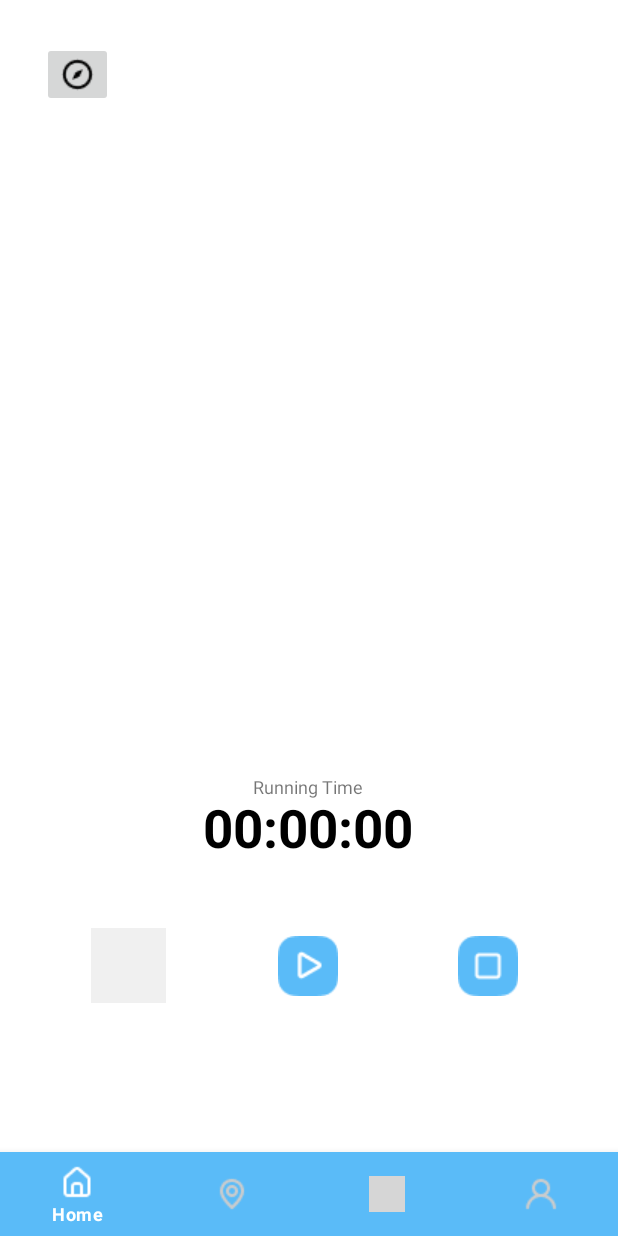
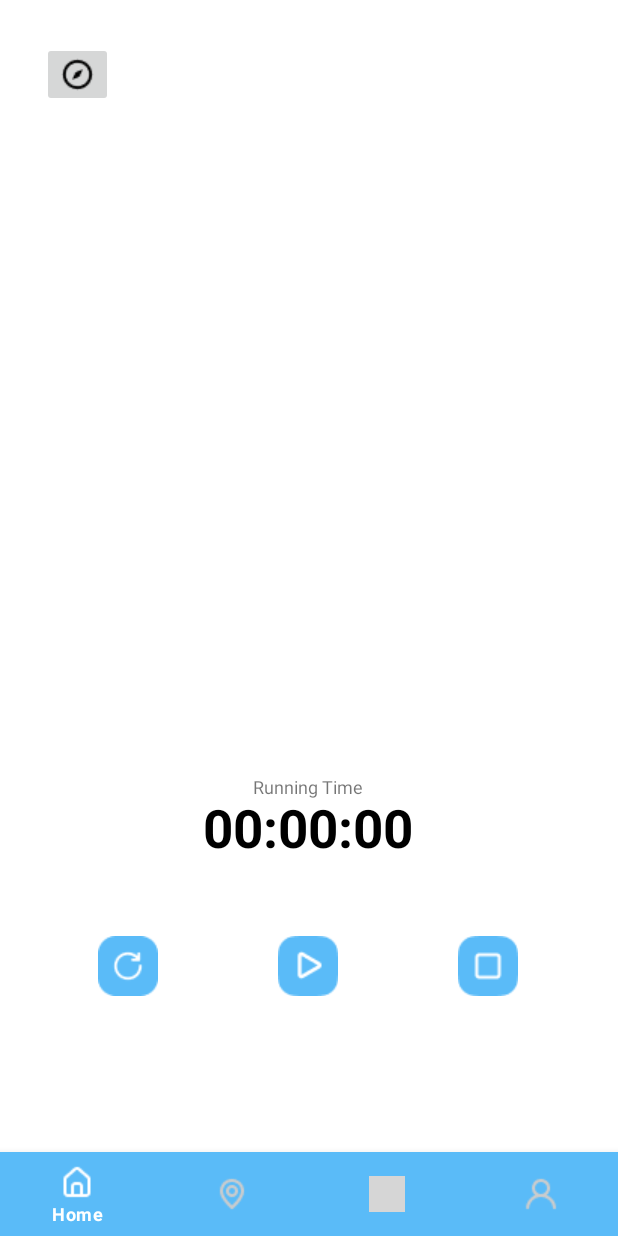
Before and after one commit to Younggeun97/withMeApp, an Android app: the screen it shows after launch (MainActivity), on a phone screen of 412 x 824 dp. Run offline under Robolectric (Android 15) with nearby library versions, the light colour scheme and no system bars; our stand-ins replace data binding, navigation-ui; libraries missing offline, so code that uses them is left out: com.kakao.sdk; 1 statement that could not run was skipped; grey boxes are pictures that could not be loaded.

Commit message:
YGO_editing

```diff
--- a/app/src/main/java/com/example/withmeapp/HomeFragment.kt
+++ b/app/src/main/java/com/example/withmeapp/HomeFragment.kt
@@ -7,6 +7,7 @@ import android.content.Context
 import android.content.Intent
 import android.content.pm.PackageManager
 import android.os.Bundle
+import android.os.Handler
 import android.util.Log
 import androidx.fragment.app.Fragment
 import android.view.LayoutInflater
@@ -17,6 +18,7 @@ import androidx.activity.result.contract.ActivityResultContracts
 import androidx.core.app.ActivityCompat
 import com.example.withmeapp.databinding.FragmentHomeBinding
 import com.google.android.gms.location.LocationServices
+import kotlinx.android.synthetic.main.fragment_home.*
 
 // TODO: Rename parameter arguments, choose names that match
 // the fragment initialization parameters, e.g. ARG_ITEM_NUMBER
@@ -31,10 +33,12 @@ private const val ARG_PARAM2 = "param2"
 class HomeFragment : Fragment() {
     private var _binding: FragmentHomeBinding? = null
     private val binding get() = _binding!!
+
     // TODO: Rename and change types of parameters
     private var param1: String? = null
     private var param2: String? = null
-
+    val handler = Handler()
+    var timeValue = -1
     override fun onCreate(savedInstanceState: Bundle?) {
 
         super.onCreate(savedInstanceState)
@@ -46,21 +50,64 @@ class HomeFragment : Fragment() {
     }
 
 
-
     override fun onCreateView(
         inflater: LayoutInflater, container: ViewGroup?,
         savedInstanceState: Bundle?,
     ): View? {
         _binding = FragmentHomeBinding.inflate(inflater, container, false)
-        return binding.root
-        binding.maincompass.setOnClickListener{
+
+
+        binding.maincompass.setOnClickListener {
             val intent = Intent(getActivity(), MapsActivity::class.java)
             startActivity(intent)
         }
 
 
         // Inflate the layout for this fragment
-        return inflater.inflate(R.layout.fragment_home, container, false)
+//        return inflater.inflate(R.layout.fragment_home, container, false)
+
+        val runnable = object : Runnable {
+            override fun run() {
+                timeValue++
+                //TextView 업데이트 하기
+                timeToText(timeValue)?.let {
+                    timeView.text = it
+                }
+                handler.postDelayed(this, 1000)
+            }
+        }
+
+        //버튼 이벤트 처리
+        binding.startbtn.setOnClickListener {
+            handler.post(runnable)
+        }
+
+        binding.stopbtn.setOnClickListener {
+            handler.removeCallbacks(runnable)
+        }
+
+        binding.resetbtn.setOnClickListener {
+            handler.removeCallbacks(runnable)
+            timeValue = -1
+            timeToText()?.let {
+                timeView.text = it
+            }
+        }
+        return binding.root
+    }
+
+    //변환작업
+    private fun timeToText(time: Int = 0): String? {
+        return if (time < 0) {
+            null
+        } else if (time == 0) {
+            "00:00:00"
+        } else {
+            val h = time / 3600
+            val m = time % 3600 / 60
+            val s = time % 60
+            "%1$02d:%2$02d:%3$02d".format(h, m, s)
+        }
     }
 
     companion object {
--- a/app/src/main/res/layout/fragment_home.xml
+++ b/app/src/main/res/layout/fragment_home.xml
@@ -54,6 +54,16 @@
             app:srcCompat="@drawable/mainstop"
             tools:ignore="SpeakableTextPresentCheck" />
 
+        <ImageButton
+            android:id="@+id/resetbtn"
+            android:layout_width="wrap_content"
+            android:layout_height="wrap_content"
+            android:layout_gravity="center"
+            android:layout_marginRight="120dp"
+            android:layout_marginTop="60dp"
+            android:backgroundTint="#00FFFFFF"
+            android:src="@drawable/mainreset" />
+
         <TextView
             android:id="@+id/runtime"
             android:layout_width="wrap_content"
@@ -63,17 +73,6 @@
             android:gravity="center"
             android:text="Running Time"
             android:textSize="12sp" />
-
-        <TextView
-            android:id="@+id/btn_record"
-            android:layout_width="50dp"
-            android:layout_height="50dp"
-            android:layout_gravity="center"
-            android:layout_marginTop="60dp"
-            android:layout_marginRight="120dp"
-            android:background="#11251F1F"
-            android:text=""
-            android:textColor="#000" />
 
         <TextView
             android:id="@+id/timeView"
@@ -93,4 +92,6 @@
     </FrameLayout>
 
 
+
+
 </FrameLayout>
```
